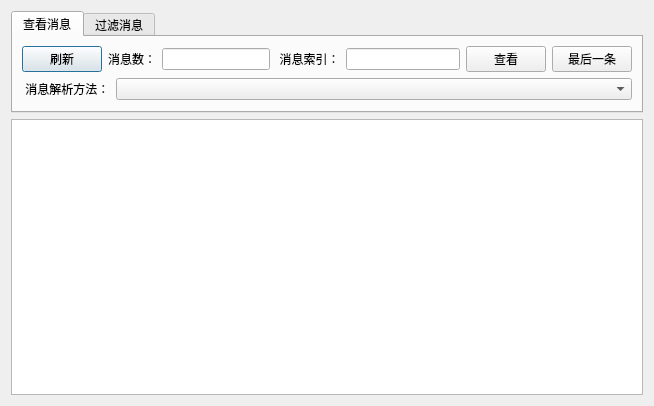
zh5e/kafkacli, file partitiondetaildlg.ui: the form before one commit.
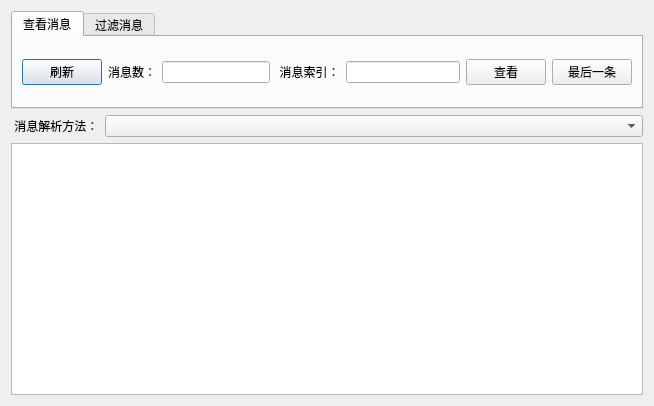
The form after the commit.

Commit message: 将分区详情窗口解析方法移到tab外

The edit to the form file:
```diff
--- a/partitiondetaildlg.ui
+++ b/partitiondetaildlg.ui
@@ -149,33 +149,6 @@
          </item>
         </layout>
        </item>
-       <item>
-        <layout class="QHBoxLayout" name="horizontalLayout_2">
-         <item>
-          <widget class="QLabel" name="label">
-           <property name="sizePolicy">
-            <sizepolicy hsizetype="Preferred" vsizetype="Preferred">
-             <horstretch>0</horstretch>
-             <verstretch>0</verstretch>
-            </sizepolicy>
-           </property>
-           <property name="text">
-            <string> 消息解析方法：</string>
-           </property>
-          </widget>
-         </item>
-         <item>
-          <widget class="QComboBox" name="parserComboBox">
-           <property name="sizePolicy">
-            <sizepolicy hsizetype="Expanding" vsizetype="Fixed">
-             <horstretch>0</horstretch>
-             <verstretch>0</verstretch>
-            </sizepolicy>
-           </property>
-          </widget>
-         </item>
-        </layout>
-       </item>
       </layout>
      </widget>
      <widget class="QWidget" name="tab_2">
@@ -260,6 +233,33 @@
      </widget>
     </widget>
    </item>
+   <item>
+    <layout class="QHBoxLayout" name="horizontalLayout_2">
+     <item>
+      <widget class="QLabel" name="label">
+       <property name="sizePolicy">
+        <sizepolicy hsizetype="Preferred" vsizetype="Preferred">
+         <horstretch>0</horstretch>
+         <verstretch>0</verstretch>
+        </sizepolicy>
+       </property>
+       <property name="text">
+        <string> 消息解析方法：</string>
+       </property>
+      </widget>
+     </item>
+     <item>
+      <widget class="QComboBox" name="parserComboBox">
+       <property name="sizePolicy">
+        <sizepolicy hsizetype="Expanding" vsizetype="Fixed">
+         <horstretch>0</horstretch>
+         <verstretch>0</verstretch>
+        </sizepolicy>
+       </property>
+      </widget>
+     </item>
+    </layout>
+   </item>
    <item>
     <widget class="QTextBrowser" name="messageDetail">
      <property name="sizePolicy">
```
The commit also changes 5 other files.
